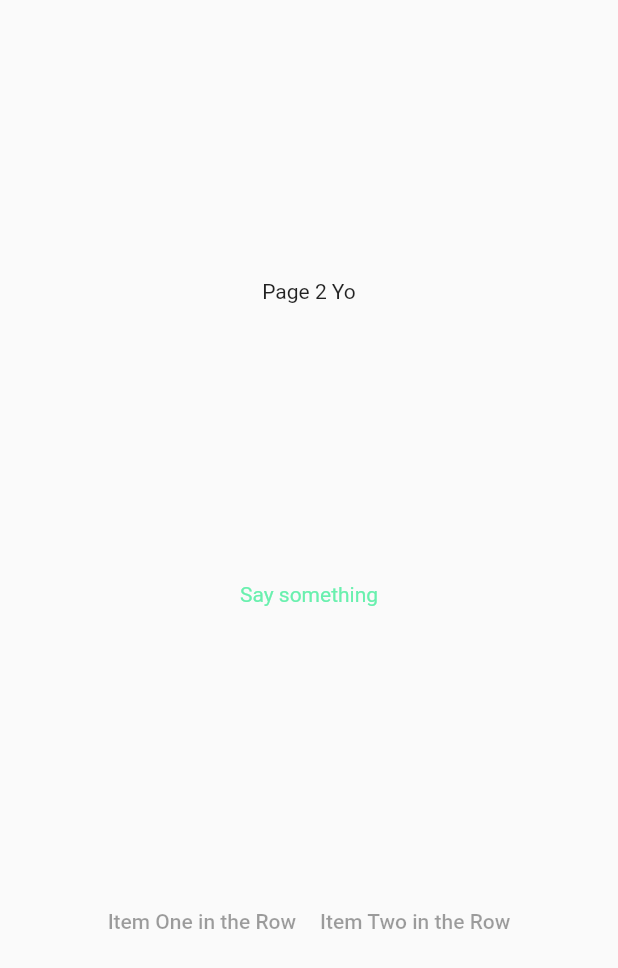
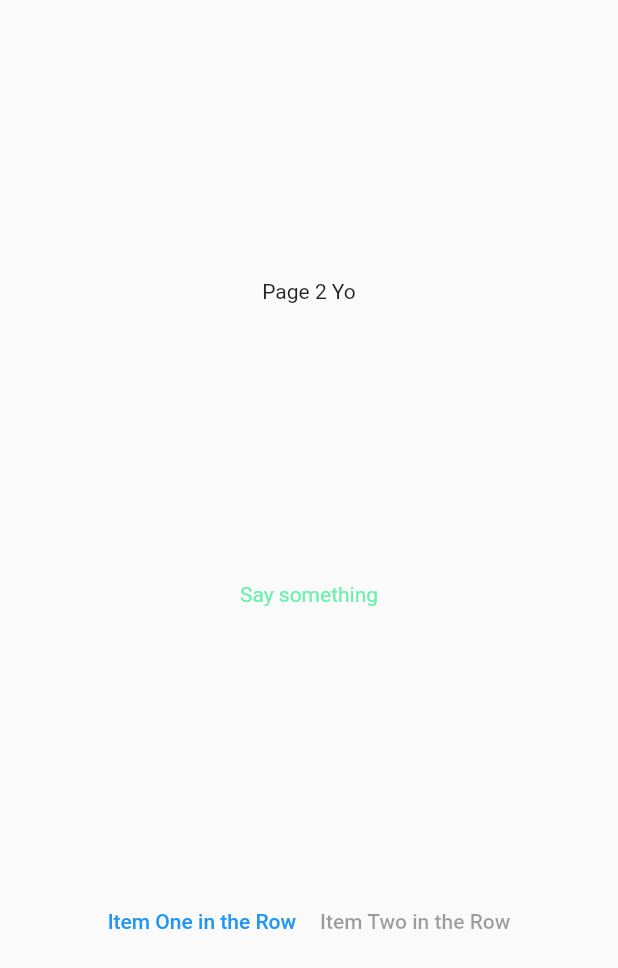
Before and after one commit to Mosiah87/Flutterworld, a Flutter app: the Page2 screen opened directly, on a phone screen of 412 x 824 dp. Shown: the top 968 px of the screen. Run offline on Flutter 3.47's test engine with Material 2 defaults, Android fonts, the phone set to English and light mode, and no system bars; our stand-ins replace fluttertoast.

Commit message:
Added a Toast for text button

```diff
--- a/lib/page2.dart
+++ b/lib/page2.dart
@@ -1,4 +1,5 @@
 import 'package:flutter/material.dart';
+import 'package:fluttertoast/fluttertoast.dart';
 
 class Page2 extends StatefulWidget {
   const Page2({Key? key}) : super(key: key);
@@ -15,7 +16,7 @@ class Page2State extends State<Page2> {
     return Scaffold(
       body: Center(
           child: Column(
-            mainAxisAlignment: MainAxisAlignment.spaceEvenly,
+        mainAxisAlignment: MainAxisAlignment.spaceEvenly,
         children: [
           const Text("Page 2 Yo"),
           const Text(
@@ -23,14 +24,23 @@ class Page2State extends State<Page2> {
             style: TextStyle(color: Colors.greenAccent),
           ),
           Row(
-           mainAxisAlignment: MainAxisAlignment.center,
-            children: const [
-              TextButton(onPressed: null, child: Text("Item One in the Row")),
-              TextButton(onPressed: null, child: Text("Item Two in the Row")),
+            mainAxisAlignment: MainAxisAlignment.center,
+            children: [
+              TextButton(
+                  onPressed: showToast,
+                  child: const Text("Item One in the Row")),
+              const TextButton(
+                  onPressed: null, child: Text("Item Two in the Row")),
             ],
           )
         ],
       )),
     );
   }
+
+  void showToast() {
+    Fluttertoast.showToast(
+        msg: "Hey theres a toast here"
+    );
+  }
 }
--- a/pubspec.yaml
+++ b/pubspec.yaml
@@ -34,6 +34,7 @@ dependencies:
   # The following adds the Cupertino Icons font to your application.
   # Use with the CupertinoIcons class for iOS style icons.
   cupertino_icons: ^1.0.2
+  fluttertoast: ^8.1.1
 
 dev_dependencies:
   flutter_test:
```
Also changed, not shown: pubspec.lock.
